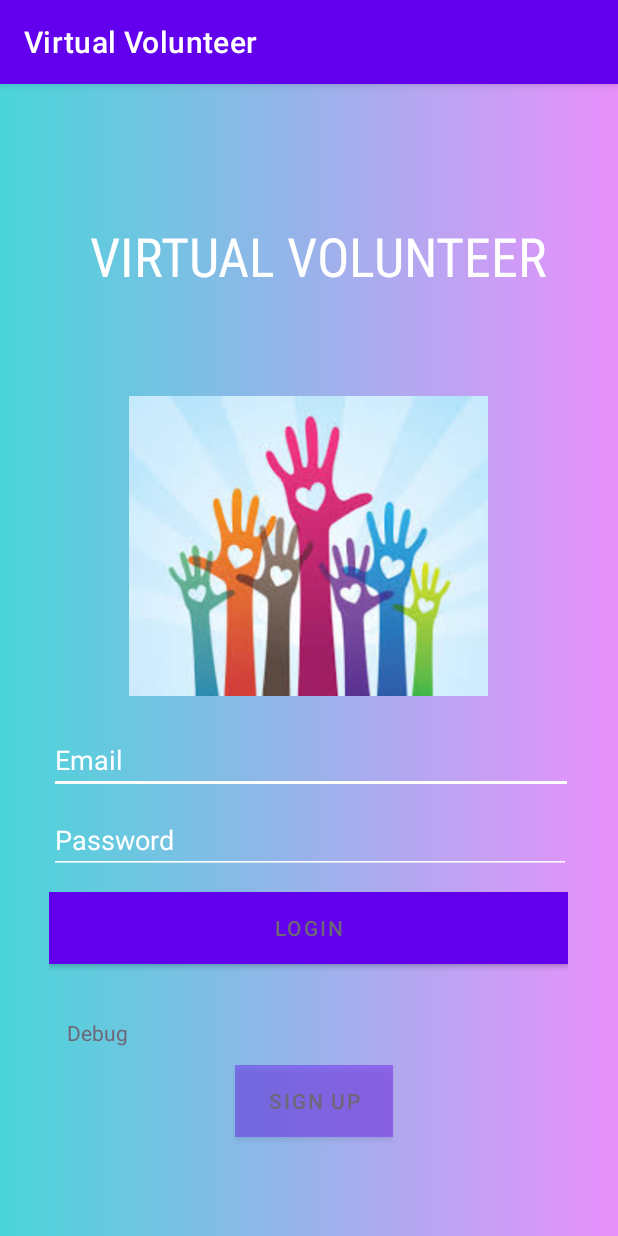
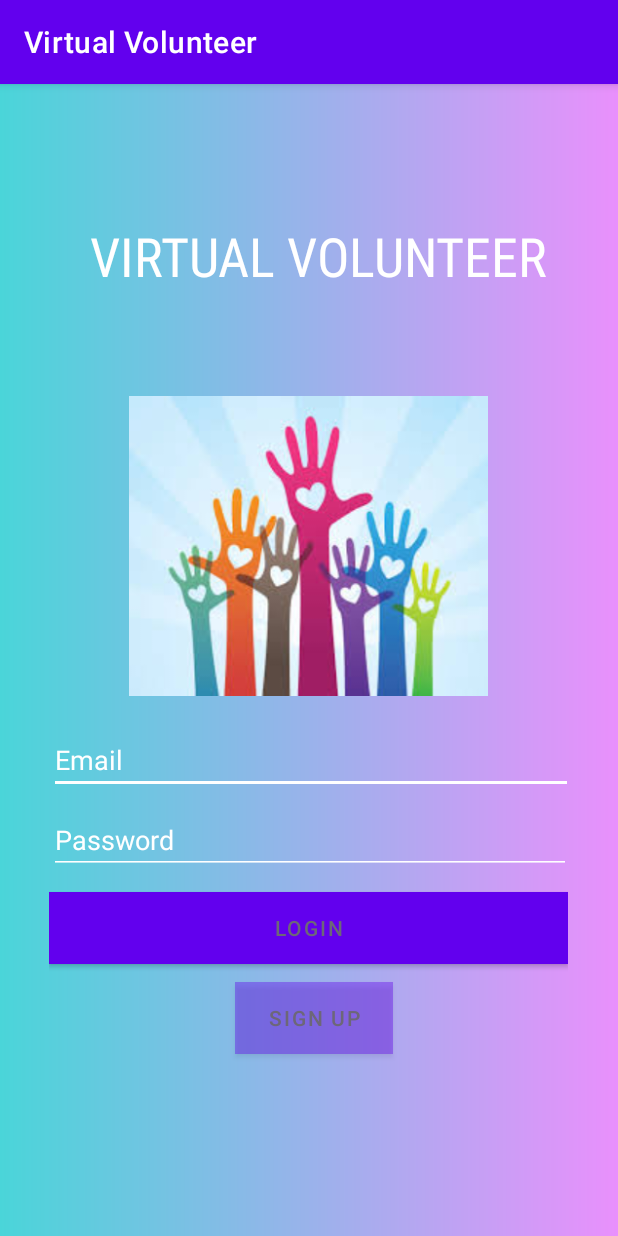
Before and after one commit to Hyma200/Reach, an Android app: the screen it shows after launch (Login), on a phone screen of 412 x 824 dp. Run offline under Robolectric (Android 15) with nearby library versions, the phone set to English and light mode, and no system bars; our stand-ins replace Firebase (no records; nobody signed in at launch, a user with empty details on screens opened directly).

```diff
--- a/app/src/main/res/layout/activity_login.xml
+++ b/app/src/main/res/layout/activity_login.xml
@@ -92,15 +92,6 @@
             android:text="@string/login_button"
             android:textColor="@color/dark_purple" />
 
-        <TextView
-            android:id="@+id/debug"
-            android:layout_width="wrap_content"
-            android:layout_height="wrap_content"
-            android:layout_marginStart="12dp"
-            android:layout_marginTop="36dp"
-            android:text="@string/login_debug"
-            android:textColor="@color/dark_purple" />
-
         <Button
             android:id="@+id/signUp"
             android:layout_width="105dp"
```
Also changed, not shown: app/src/main/AndroidManifest.xml (+4 -3 lines).
